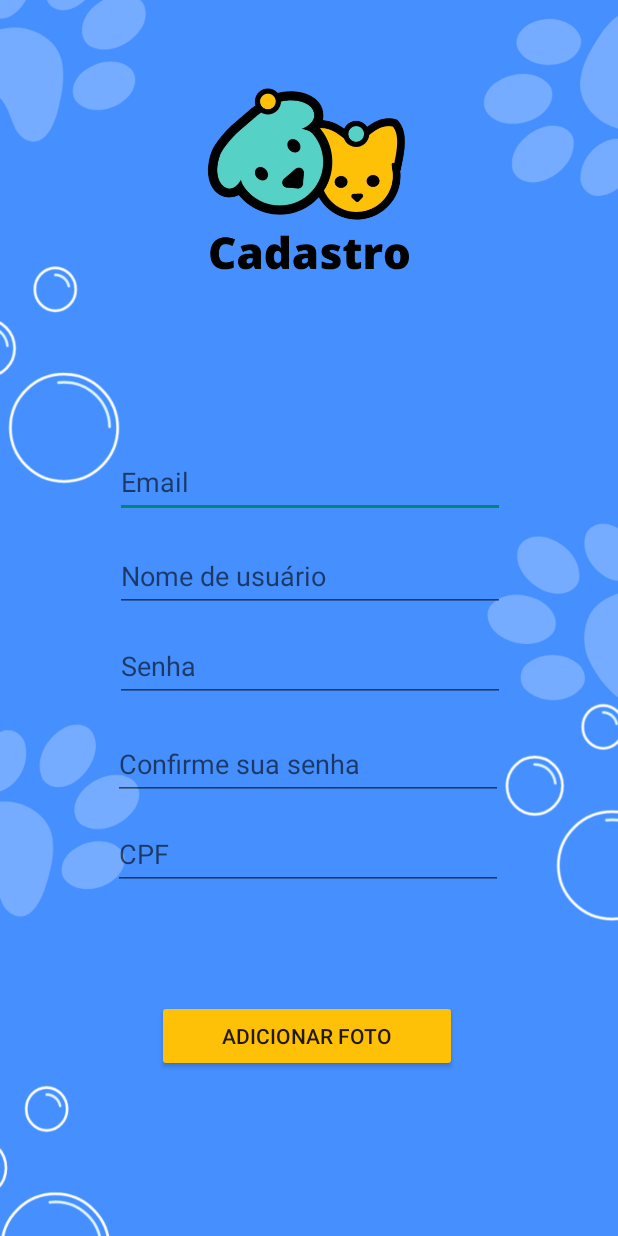
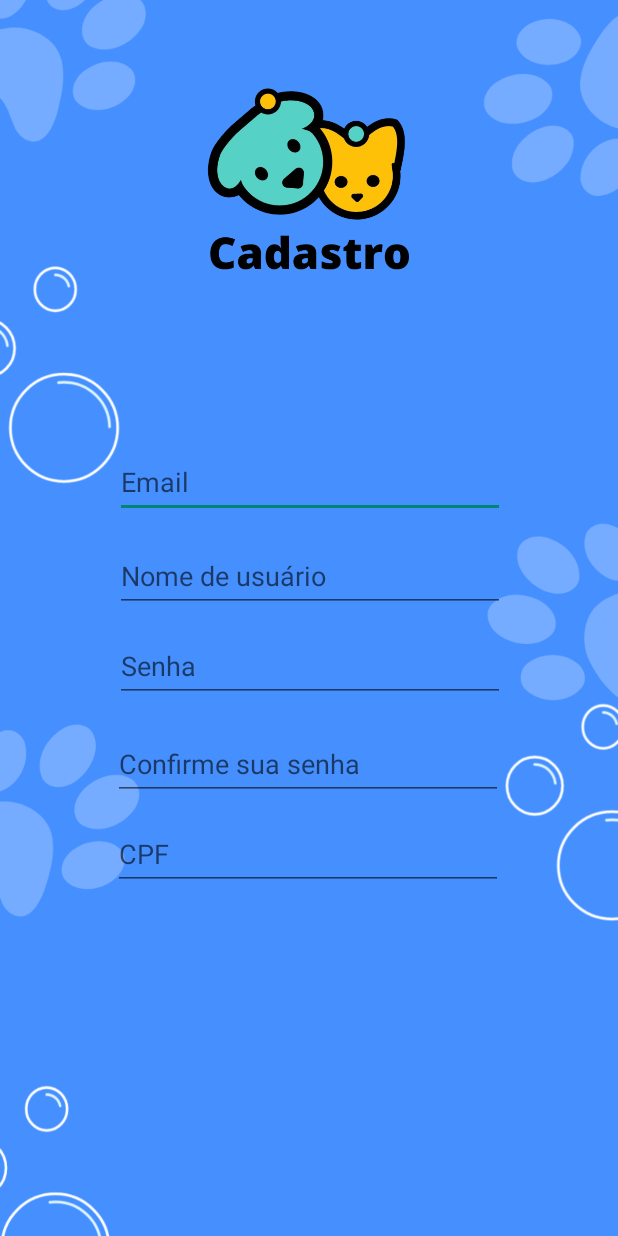
Before and after one commit to JoaoChi/SoPraPetApp, an Android app built with Jetpack Compose: the CadastroActivity screen opened directly, with no data from a screen before it, after a tap on "ADICIONAR FOTO", on a phone screen of 412 x 824 dp. Run offline under Robolectric (Android 15) with nearby library versions, the phone set to English and light mode, and no system bars; our stand-ins replace Firebase (no records; nobody signed in at launch, a user with empty details on screens opened directly), Room's generated code.

Commit message:
Arrumado alguns problemas de layout e imagens

```diff
--- a/app/src/main/java/com/angellira/petvital1/CadastrarPetActivity.kt
+++ b/app/src/main/java/com/angellira/petvital1/CadastrarPetActivity.kt
@@ -175,10 +175,12 @@ class CadastrarPetActivity : AppCompatActivity() {
                 } else {
                     binding.textoAviso.visibility = INVISIBLE
                     binding.buttonSalvarPet.visibility = VISIBLE
+                    binding.imagemPet.visibility = VISIBLE
                     Toast.makeText(this@CadastrarPetActivity, "Nenhuma imagem Selecionada", Toast.LENGTH_SHORT).show()
                 }
             }
         binding.imagemPet.setOnClickListener {
+            binding.imagemPet.visibility = INVISIBLE
             binding.buttonSalvarPet.visibility = INVISIBLE
             pickMedia.launch(PickVisualMediaRequest(ActivityResultContracts.PickVisualMedia.ImageOnly))
         }
@@ -202,6 +204,8 @@ class CadastrarPetActivity : AppCompatActivity() {
                     Toast.makeText(this, "Imagem carregada!", Toast.LENGTH_SHORT).show()
                     binding.textoAviso.visibility = INVISIBLE
                     binding.buttonSalvarPet.visibility = VISIBLE
+                    binding.imagemPet.visibility = VISIBLE
+
                 }.addOnFailureListener {
                     Toast.makeText(this, "Falha no upload: ${it.message}", Toast.LENGTH_SHORT)
                         .show()
--- a/app/src/main/java/com/angellira/petvital1/CadastrarPetshopActivity.kt
+++ b/app/src/main/java/com/angellira/petvital1/CadastrarPetshopActivity.kt
@@ -67,9 +67,11 @@ class CadastrarPetshopActivity : AppCompatActivity() {
                 } else {
                     Toast.makeText(this@CadastrarPetshopActivity, "Erro", Toast.LENGTH_SHORT).show()
                     binding.buttonSalvarPetshop.visibility = VISIBLE
+                    binding.buttonAdicionarImagem.visibility = VISIBLE
                 }
             }
         binding.buttonAdicionarImagem.setOnClickListener {
+            binding.buttonAdicionarImagem.visibility = INVISIBLE
             binding.buttonSalvarPetshop.visibility = INVISIBLE
             pickMedia.launch(PickVisualMediaRequest(ActivityResultContracts.PickVisualMedia.ImageOnly))
         }
@@ -93,6 +95,8 @@ class CadastrarPetshopActivity : AppCompatActivity() {
                     Toast.makeText(this, "Upload bem-sucedido", Toast.LENGTH_SHORT).show()
                     binding.textoAviso.visibility = INVISIBLE
                     binding.buttonSalvarPetshop.visibility = VISIBLE
+                    binding.buttonAdicionarImagem.visibility = VISIBLE
+
                 }.addOnFailureListener {
                     Toast.makeText(this, "Falha no upload: ${it.message}", Toast.LENGTH_SHORT)
                         .show()
--- a/app/src/main/java/com/angellira/petvital1/CadastroActivity.kt
+++ b/app/src/main/java/com/angellira/petvital1/CadastroActivity.kt
@@ -67,9 +67,11 @@ class CadastroActivity : AppCompatActivity() {
                 } else {
                     Toast.makeText(this@CadastroActivity, "Nenhuma foto selecionada", Toast.LENGTH_SHORT).show()
                     binding.BotaoRegistrar.visibility = VISIBLE
+                    binding.botaoAddfoto.visibility = VISIBLE
                 }
             }
         binding.botaoAddfoto.setOnClickListener {
+            binding.botaoAddfoto.visibility = INVISIBLE
             binding.BotaoRegistrar.visibility = INVISIBLE
             pickMedia.launch(PickVisualMediaRequest(ActivityResultContracts.PickVisualMedia.ImageOnly))
         }
@@ -94,10 +96,12 @@ class CadastroActivity : AppCompatActivity() {
                     Toast.makeText(this, "Upload bem-sucedido", Toast.LENGTH_SHORT).show()
                     binding.BotaoRegistrar.visibility = VISIBLE
                     binding.textoAviso.visibility = INVISIBLE
+                    binding.botaoAddfoto.visibility = VISIBLE
 
                 }.addOnFailureListener {
                     Toast.makeText(this, "Falha no upload: ${it.message}", Toast.LENGTH_SHORT)
                         .show()
+                    binding.botaoAddfoto.visibility = VISIBLE
                 }
             }
         }
--- a/app/src/main/res/layout/activity_cadastrar_petshop.xml
+++ b/app/src/main/res/layout/activity_cadastrar_petshop.xml
@@ -51,7 +51,7 @@
         android:layout_marginTop="8dp"
         android:ems="10"
         android:hint="Serviços"
-        android:maxLength="20"
+        android:maxLength="100"
         app:layout_constraintEnd_toEndOf="parent"
         app:layout_constraintHorizontal_bias="0.495"
         app:layout_constraintStart_toStartOf="parent"
@@ -76,7 +76,7 @@
         android:layout_marginTop="8dp"
         android:ems="10"
         android:hint="Cnpj"
-        android:maxLength="11"
+        android:maxLength="13"
         app:layout_constraintEnd_toEndOf="parent"
         app:layout_constraintHorizontal_bias="0.495"
         app:layout_constraintStart_toStartOf="parent"
--- a/app/src/main/res/layout/activity_cadastro.xml
+++ b/app/src/main/res/layout/activity_cadastro.xml
@@ -32,6 +32,7 @@
         android:id="@+id/textoregistroEmail"
         android:layout_width="260dp"
         android:layout_height="48dp"
+        android:maxLength="30"
         android:hint="Email"
         android:inputType="textEmailAddress"
         app:layout_constraintBottom_toTopOf="@+id/usernameEditText"
@@ -47,6 +48,7 @@
         android:layout_width="260dp"
         android:layout_height="48dp"
         android:hint="Nome de usuário"
+        android:maxLength="30"
         android:inputType="textPersonName"
         app:layout_constraintBottom_toTopOf="@+id/passwordEditText"
         app:layout_constraintEnd_toEndOf="parent"
@@ -61,6 +63,7 @@
         android:layout_height="48dp"
         android:layout_marginTop="420dp"
         android:hint="Senha"
+        android:maxLength="30"
         android:inputType="textPassword"
         app:layout_constraintBottom_toTopOf="@+id/password2"
         app:layout_constraintEnd_toEndOf="parent"
@@ -75,6 +78,7 @@
         android:layout_height="48dp"
         android:layout_marginTop="244dp"
         android:hint="Confirme sua senha"
+        android:maxLength="30"
         android:inputType="textPassword"
         app:layout_constraintEnd_toEndOf="parent"
         app:layout_constraintHorizontal_bias="0.496"
@@ -87,6 +91,7 @@
         android:layout_height="48dp"
         android:layout_marginTop="12dp"
         android:hint="CPF"
+        android:maxLength="11"
         android:inputType="textPassword"
         app:layout_constraintEnd_toEndOf="parent"
         app:layout_constraintHorizontal_bias="0.496"
--- a/app/src/main/res/layout/activity_esqueci_asenha.xml
+++ b/app/src/main/res/layout/activity_esqueci_asenha.xml
@@ -14,6 +14,7 @@
         android:layout_height="48dp"
         android:ems="10"
         android:hint="Nova Senha"
+        android:maxLength="20"
         android:inputType="textPassword"
         app:layout_constraintBottom_toTopOf="@+id/editTextNumberPassword"
         app:layout_constraintEnd_toEndOf="parent"
@@ -28,6 +29,7 @@
         android:layout_height="48dp"
         android:layout_marginTop="76dp"
         android:ems="10"
+        android:maxLength="20"
         android:hint="Confirme sua senha"
         android:inputType="textPassword"
         app:layout_constraintBottom_toTopOf="@+id/editTextNumberPassword"
@@ -43,6 +45,7 @@
         android:layout_height="48dp"
         android:layout_marginTop="20dp"
         android:ems="10"
+        android:maxLength="20"
         android:hint="Confirme seu email"
         android:inputType="text"
         app:layout_constraintBottom_toTopOf="@+id/senhaAntiga"
@@ -71,6 +74,7 @@
         android:layout_width="wrap_content"
         android:layout_height="48dp"
         android:ems="10"
+        android:maxLength="20"
         android:inputType="textPassword"
         android:hint="Confirme a Senha"
         app:layout_constraintBottom_toBottomOf="parent"
--- a/app/src/main/res/layout/activity_login.xml
+++ b/app/src/main/res/layout/activity_login.xml
@@ -19,6 +19,7 @@
         android:layout_width="300dp"
         android:layout_height="48dp"
         android:ems="10"
+        android:maxLength="30"
         android:inputType="textEmailAddress"
         android:hint="Email"
         app:layout_constraintBottom_toTopOf="@+id/editTextPassword"
@@ -33,6 +34,7 @@
         android:layout_width="300dp"
         android:layout_height="48dp"
         android:ems="10"
+        android:maxLength="30"
         android:hint="Senha"
         android:inputType="textPassword"
         app:layout_constraintBottom_toBottomOf="parent"
```
